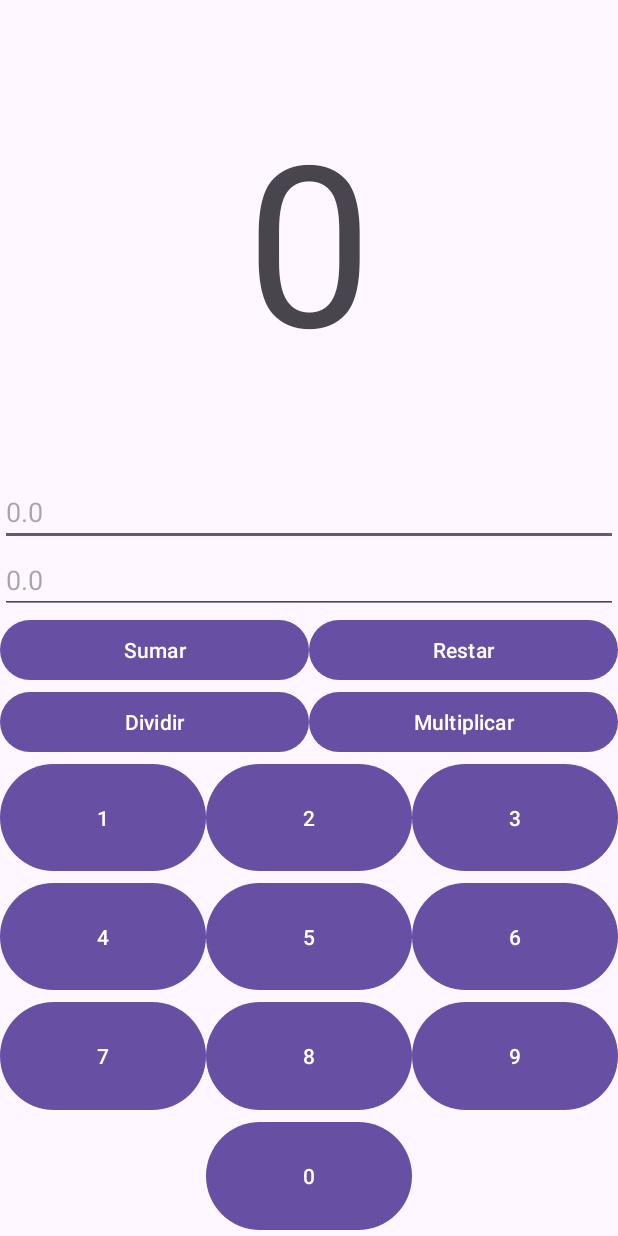
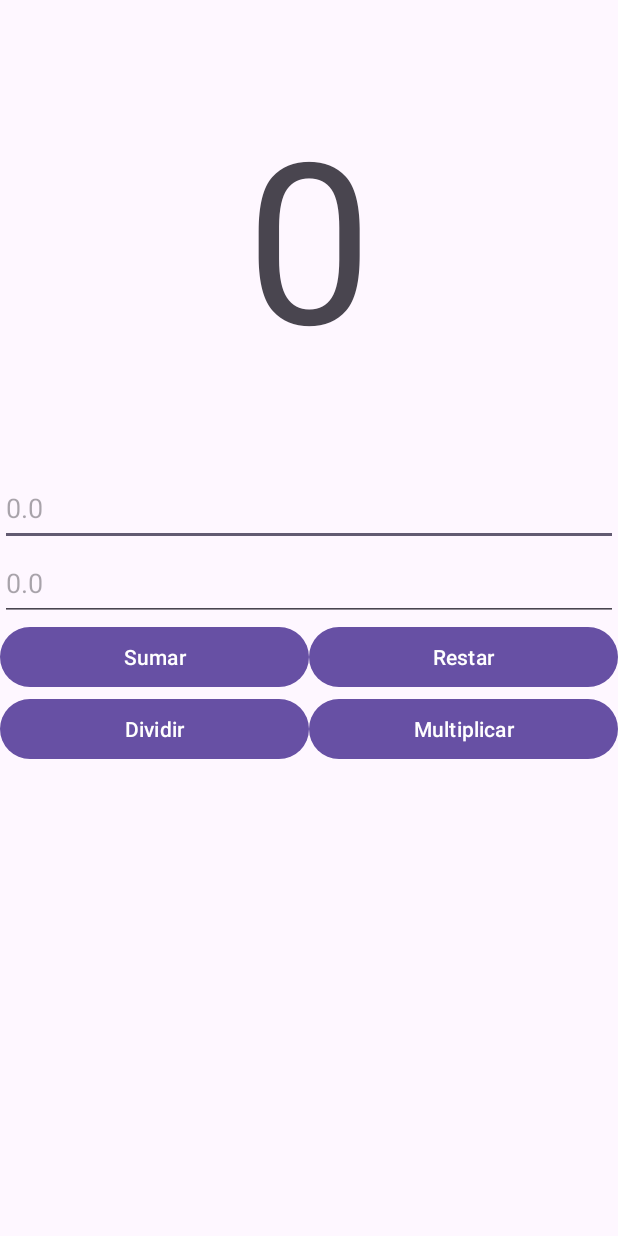
Before and after one commit to kaneraZh/2023.android_iot, an Android app: the screen it shows after launch (MainActivity), on a phone screen of 412 x 824 dp. Run offline under Robolectric (Android 15) with nearby library versions, the phone set to English and light mode, and no system bars; 2 statements that could not run were skipped.

Commit message:
input
principio de input via java

```diff
--- a/app/src/main/java/com/example/fundamentos/MainActivity.java
+++ b/app/src/main/java/com/example/fundamentos/MainActivity.java
@@ -3,6 +3,11 @@ package com.example.fundamentos;
 import androidx.appcompat.app.AppCompatActivity;
 
 import android.os.Bundle;
+import android.util.Log;
+import android.view.View;
+import android.widget.Button;
+
+import com.google.android.material.textfield.TextInputEditText;
 
 public class MainActivity extends AppCompatActivity {
 
@@ -10,5 +15,8 @@ public class MainActivity extends AppCompatActivity {
     protected void onCreate(Bundle savedInstanceState) {
         super.onCreate(savedInstanceState);
         setContentView(R.layout.activity_main);
+        TextInputEditText a = (TextInputEditText) findViewById(R.id.input_a);
+        TextInputEditText b = (TextInputEditText) findViewById(R.id.input_b);
+
     }
 }
--- a/app/src/main/res/layout/activity_main.xml
+++ b/app/src/main/res/layout/activity_main.xml
@@ -29,12 +29,14 @@
             android:layout_width="match_parent"
             android:layout_height="0dp"
             android:layout_weight="1"
+            android:minHeight="50dp"
             android:hint="0.0"/>
         <EditText
             android:id="@+id/input.b"
             android:layout_width="match_parent"
             android:layout_height="0dp"
             android:layout_weight="1"
+            android:minHeight="50dp"
             android:hint="0.0"/>
     </LinearLayout>
     <LinearLayout
@@ -78,100 +80,8 @@
                 android:text="Multiplicar"/>
         </LinearLayout>
     </LinearLayout>
-    <LinearLayout
-        android:id="@+id/digits"
+    <Space
         android:layout_width="match_parent"
-        android:layout_height="0dp"
-        android:layout_weight="1"
-        android:layout_below="@id/operator"
-        android:orientation="vertical">
-        <LinearLayout
-            android:layout_width="match_parent"
-            android:layout_height="0dp"
-            android:layout_weight="1">
-            <Button
-                android:id="@+id/digits.1"
-                android:layout_width="0dp"
-                android:layout_height="match_parent"
-                android:layout_weight="1"
-                android:text="1"/>
-            <Button
-                android:id="@+id/digits.2"
-                android:layout_width="0dp"
-                android:layout_height="match_parent"
-                android:layout_weight="1"
-                android:text="2"/>
-            <Button
-                android:id="@+id/digits.3"
-                android:layout_width="0dp"
-                android:layout_height="match_parent"
-                android:layout_weight="1"
-                android:text="3"/>
-        </LinearLayout>
-        <LinearLayout
-            android:layout_width="match_parent"
-            android:layout_height="0dp"
-            android:layout_weight="1">
-            <Button
-                android:id="@+id/digits.4"
-                android:layout_width="0dp"
-                android:layout_height="match_parent"
-                android:layout_weight="1"
-                android:text="4"/>
-            <Button
-                android:id="@+id/digits.5"
-                android:layout_width="0dp"
-                android:layout_height="match_parent"
-                android:layout_weight="1"
-                android:text="5"/>
-            <Button
-                android:id="@+id/digits.6"
-                android:layout_width="0dp"
-                android:layout_height="match_parent"
-                android:layout_weight="1"
-                android:text="6"/>
-        </LinearLayout>
-        <LinearLayout
-            android:layout_width="match_parent"
-            android:layout_height="0dp"
-            android:layout_weight="1">
-            <Button
-                android:id="@+id/digits.7"
-                android:layout_width="0dp"
-                android:layout_height="match_parent"
-                android:layout_weight="1"
-                android:text="7"/>
-            <Button
-                android:id="@+id/digits.8"
-                android:layout_width="0dp"
-                android:layout_height="match_parent"
-                android:layout_weight="1"
-                android:text="8"/>
-            <Button
-                android:id="@+id/digits.9"
-                android:layout_width="0dp"
-                android:layout_height="match_parent"
-                android:layout_weight="1"
-                android:text="9"/>
-        </LinearLayout>
-        <LinearLayout
-            android:layout_width="match_parent"
-            android:layout_height="0dp"
-            android:layout_weight="1">
-            <Space
-                android:layout_width="0dp"
-                android:layout_height="match_parent"
-                android:layout_weight="1"/>
-            <Button
-                android:id="@+id/digits.0"
-                android:layout_width="0dp"
-                android:layout_height="match_parent"
-                android:layout_weight="1"
-                android:text="0"/>
-            <Space
-                android:layout_width="0dp"
-                android:layout_height="match_parent"
-                android:layout_weight="1"/>
-        </LinearLayout>
-    </LinearLayout>
+        android:layout_height="wrap_content"
+        android:layout_weight="1"/>
 </LinearLayout>
```
